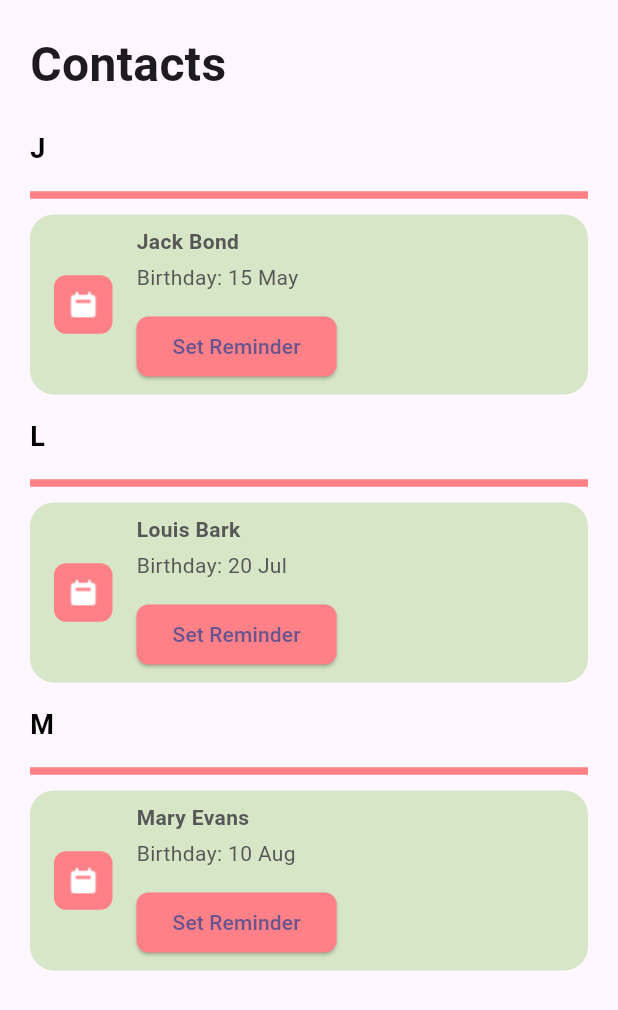
After one commit to uoa-compsci399-s2-2024/capstone-project-team-41, a Flutter app: the FriendsView screen opened directly, on a phone screen of 412 x 824 dp. The commit adds this screen. Shown: the top 1010 px of the screen. Run offline on Flutter 3.47's test engine with Material 3 defaults, Android fonts, the phone set to English and light mode, and no system bars; missing offline and left inert: auth0_flutter, grpc, protobuf.

Commit message:
Friends Contact List page
Mostly copied from Home, sorts contacts into alphabetised list

```diff
--- /dev/null
+++ b/Mobile/lib/Features/Friends/FriendsView.dart
@@ -0,0 +1,123 @@
+import 'package:RemindMate/Features/Friends/Models/UIOContactsCardType.dart';
+import 'package:flutter/material.dart';
+import 'package:RemindMate/Features/Friends/Models/UIOContactsCard.dart';
+import 'package:RemindMate/Features/Friends/Views/ContactsCard.dart';
+import 'package:RemindMate/Features/Views/ColorPalette.dart';
+
+class FriendsView extends StatefulWidget {
+  const FriendsView({super.key});
+
+  @override
+  State<FriendsView> createState() => _FriendsViewState();
+}
+
+class _FriendsViewState extends State<FriendsView> {
+
+  // Sample data for demonstration
+  List<UIOContactsCard> friendsList = [
+    UIOContactsCard(
+      cardType: UIOContactsCardType.calender,
+      title: "Jack Bond",
+      dateTime: DateTime(1990, 5, 15),
+      showTime: false,
+      friends: const []
+    ),
+    UIOContactsCard(
+      cardType: UIOContactsCardType.calender,
+      title: "Louis Bark",
+      dateTime: DateTime(1985, 7, 20),
+      showTime: false,
+      friends: const []
+    ),
+    UIOContactsCard(
+      cardType: UIOContactsCardType.calender,
+      title: "Mary Evans",
+      dateTime: DateTime(1992, 8, 10),
+      showTime: false,
+      friends: const []
+    ),
+  ];
+
+  @override
+  Widget build(BuildContext context) {
+    final groupedFriends = _groupFriendsByInitial(friendsList);
+    final sortedKeys = groupedFriends.keys.toList()..sort();
+
+    return Scaffold(
+      body: Padding(
+        padding: const EdgeInsets.symmetric(horizontal: 20),
+        child: Column(
+          crossAxisAlignment: CrossAxisAlignment.start,
+          children: [
+            Padding(
+              padding: const EdgeInsets.only(top: 20, bottom: 10),
+              child: Row(
+                mainAxisAlignment: MainAxisAlignment.spaceBetween,
+                children: [
+                  Text(
+                    'Contacts',
+                    style: TextStyle(
+                      fontSize: 32,
+                      fontWeight: FontWeight.bold,
+                    ),
+                  ),
+                  Row(
+                    children: [
+                      //put add friend and sort button here
+                    ]
+                  ),
+                ],
+              ),
+            ),
+
+            // Contacts list
+            Expanded(
+              child: ListView(
+                children: sortedKeys.map((initial) {
+                  final friendsList = groupedFriends[initial]!;
+
+
+
+            return Column(
+              crossAxisAlignment: CrossAxisAlignment.start,
+              children: [
+                Padding(
+                  padding: const EdgeInsets.symmetric(vertical: 10),
+                  child: Text(
+                    initial,
+                    style: TextStyle(
+                      fontSize: 18,
+                      fontWeight: FontWeight.bold,
+                      color: Colors.black,
+                    ),
+                  ),
+                ),Divider(thickness: 5, color: ColorPalette.primaryPink),
+                ...friendsList.map((friend) => Padding(
+                  padding: const EdgeInsets.symmetric(vertical: 5),
+                  child: ContactsCard(uio: friend),
+                )),
+
+              ],
+            );
+          }).toList(),
+        ),
+      ),
+    ])
+    )
+    );
+  }
+
+  Map<String, List<UIOContactsCard>> _groupFriendsByInitial(List<UIOContactsCard> friends) {
+    final Map<String, List<UIOContactsCard>> grouped = {};
+
+    for (var friend in friends) {
+      final initial = friend.title.isNotEmpty ? friend.title[0].toUpperCase() : '#';
+      if (!grouped.containsKey(initial)) {
+        grouped[initial] = [];
+      }
+      grouped[initial]!.add(friend);
+    }
+
+    return grouped;
+  }
+}
--- /dev/null
+++ b/Mobile/lib/Features/Friends/Models/UIOContactsCard.dart
@@ -0,0 +1,23 @@
+import 'package:RemindMate/Features/Friends/Models/UIOContactsCardFriend.dart';
+import 'package:RemindMate/Features/Friends/Models/UIOContactsCardType.dart';
+import 'package:intl/intl.dart';
+
+final class UIOContactsCard {
+  String title;
+  UIOContactsCardType cardType;
+  List<UIOContactsCardFriend> friends;
+  DateTime dateTime;
+  bool showTime;
+
+  UIOContactsCard(
+      {required this.title,
+      required this.cardType,
+      required this.friends,
+      required this.dateTime,
+      required this.showTime});
+
+  String getDateTimeAsString(String format) {
+    return DateFormat(format).format(dateTime);
+  }
+
+}
--- /dev/null
+++ b/Mobile/lib/Features/Friends/Models/UIOContactsCardFriend.dart
@@ -0,0 +1,6 @@
+class UIOContactsCardFriend {
+  String name;
+  String? imageUrl;
+
+  UIOContactsCardFriend({required this.name, this.imageUrl});
+}
--- /dev/null
+++ b/Mobile/lib/Features/Friends/Models/UIOContactsCardType.dart
@@ -0,0 +1,12 @@
+import 'package:RemindMate/Features/Views/Images.dart';
+
+enum UIOContactsCardType {
+  calender;
+
+  String get mainIcon {
+    switch (this) {
+      case UIOContactsCardType.calender:
+        return Images.calenderIcon;
+    }
+  }
+}
--- /dev/null
+++ b/Mobile/lib/Features/Friends/Views/ContactsCard.dart
@@ -0,0 +1,77 @@
+import 'package:flutter/material.dart';
+import 'package:RemindMate/Features/Friends/Models/UIOContactsCard.dart';
+import 'package:RemindMate/Features/Views/ColorPalette.dart';
+import 'package:RemindMate/Features/Views/Images.dart';
+
+class ContactsCard extends StatelessWidget {
+  final UIOContactsCard uio;
+
+  const ContactsCard({super.key, required this.uio});
+
+  @override
+  Widget build(BuildContext context) {
+    return Container(
+
+      height: 120,
+      decoration: BoxDecoration(
+        color: ColorPalette.primaryGreen,
+        borderRadius: const BorderRadius.all(Radius.circular(16)),
+      ),
+      child: Row(
+        children: [
+          Padding(
+            padding: const EdgeInsets.only(left: 16),
+            child: Container(
+              width: 39,
+              height: 39,
+              decoration: BoxDecoration(
+                color: ColorPalette.primaryPink,
+                borderRadius: const BorderRadius.all(Radius.circular(8)),
+              ),
+              child: Image.asset(uio.cardType.mainIcon),
+            ),
+          ),
+          Padding(
+            padding: const EdgeInsets.only(left: 16, top: 8, bottom: 8),
+            child: Column(
+              crossAxisAlignment: CrossAxisAlignment.start,
+              children: [
+                Text(
+                  uio.title,
+                  style: TextStyle(
+                    color: const Color(0xFF575757),
+                    fontWeight: FontWeight.bold,
+                  ),
+                ),
+                SizedBox(height: 4),
+                Text(
+                  "Birthday: ${uio.getDateTimeAsString("dd MMM")}",
+                  style: TextStyle(
+                    color: const Color(0xFF575757),
+                  ),
+                ),
+                Spacer(),
+                Row(
+                  children: [
+                    ElevatedButton(
+                      onPressed: () {
+                        // Add reminder setting logic here
+                      },
+                      style: ElevatedButton.styleFrom(
+                        backgroundColor: ColorPalette.primaryPink,
+                        shape: RoundedRectangleBorder(
+                          borderRadius: BorderRadius.circular(8),
+                        ),
+                      ),
+                      child: Text("Set Reminder"),
+                    ),
+                  ],
+                ),
+              ],
+            ),
+          )
+        ],
+      ),
+    );
+  }
+}
--- /dev/null
+++ b/Mobile/lib/Features/Friends/Views/ContactsContainer.dart
@@ -0,0 +1,25 @@
+import 'package:RemindMate/Features/Friends/Views/ContactsCard.dart';
+import 'package:RemindMate/Features/Friends/Models/UIOContactsCard.dart';
+import 'package:flutter/material.dart';
+
+class ContactsContainer extends StatelessWidget {
+  final UIOContactsCard carduio;
+
+  const ContactsContainer({super.key, required this.carduio});
+
+  @override
+  Widget build(BuildContext context) {
+    return MediaQuery.removePadding(
+      context: context,
+      removeTop: true,
+      child: Scrollbar(
+        child: ListView.separated(
+          padding: const EdgeInsets.symmetric(horizontal: 6),
+          itemCount: 10,
+          itemBuilder: (BuildContext context, int index) => ContactsCard(uio: carduio),
+          separatorBuilder: (context, index) => const Padding(padding: EdgeInsets.only(bottom: 10)),
+        ),
+      )
+    );
+  }
+}
--- /dev/null
+++ b/Mobile/lib/Features/Friends/Views/FriendsNavButton.dart
@@ -0,0 +1,33 @@
+import 'package:RemindMate/Features/Views/ColorPalette.dart';
+import 'package:RemindMate/Features/Views/Images.dart';
+import 'package:RemindMate/Features/Views/TextStyles.dart';
+import 'package:flutter/material.dart';
+
+
+class FriendsNavButton extends StatelessWidget {
+
+  final String buttonTitle;
+  // NEEDS UIO
+
+  const FriendsNavButton({super.key, required this.buttonTitle});
+
+  @override
+  Widget build(BuildContext context) {
+    return Container(
+      height: 64,
+      decoration: BoxDecoration(
+        gradient: LinearGradient(colors: [ColorPalette.primaryPink, ColorPalette.primaryOrange]),
+        borderRadius: const BorderRadius.all(Radius.circular(16))),
+      child: Row(
+        children: [
+          const Padding(padding: EdgeInsets.only(right: 16)),
+          Image.asset(Images.calenderIcon),
+          const Padding(padding: EdgeInsets.only(right: 5)),
+          Text(buttonTitle,
+            style: Textstyles.H3,
+          )
+        ],
+      ),
+    );
+  }
+}
--- /dev/null
+++ b/Mobile/lib/Features/Friends/Views/FriendsNavContainer.dart
@@ -0,0 +1,31 @@
+import 'package:RemindMate/Features/Friends/Views/FriendsNavButton.dart';
+import 'package:flutter/material.dart';
+
+
+class FriendsNavContainer extends StatelessWidget {
+
+  const FriendsNavContainer({super.key});
+
+  @override
+  Widget build(BuildContext context) {
+    return const SizedBox(
+      child: Padding(
+        padding: EdgeInsets.only(left: 0, right: 0),
+        child: Column(
+          mainAxisAlignment: MainAxisAlignment.center,
+          children: [
+            Row(
+              children: [
+                Expanded(child: FriendsNavButton(buttonTitle: "Calender")),
+                Padding(padding: EdgeInsets.only(right: 14)),
+                Expanded(child: FriendsNavButton(buttonTitle: "Contacts"),),
+              ],
+            ),
+            Padding(padding: EdgeInsets.only(bottom: 14)),
+            FriendsNavButton(buttonTitle: "Notifications"),
+          ],
+        )
+      )
+    );
+  }
+}
--- a/Mobile/lib/Features/Main/MainView.dart
+++ b/Mobile/lib/Features/Main/MainView.dart
@@ -1,3 +1,4 @@
+import 'package:RemindMate/Features/Friends/FriendsView.dart';
 import 'package:RemindMate/Features/Home/HomeView.dart';
 import 'package:RemindMate/Features/Login/LoginView.dart';
 import 'package:RemindMate/Features/Main/MainViewModel.dart';
@@ -18,6 +19,8 @@ class MainView extends StatelessWidget {
           return LoginView();
         case UIOAppState.home:
           return HomeView();
+        case UIOAppState.friends:
+          return FriendsView();
       }
     }));
   }
--- a/Mobile/lib/Features/Main/Models/UIOAppState.dart
+++ b/Mobile/lib/Features/Main/Models/UIOAppState.dart
@@ -2,4 +2,5 @@ enum UIOAppState {
   splash,
   login,
   home,
+  friends,
 }
```
